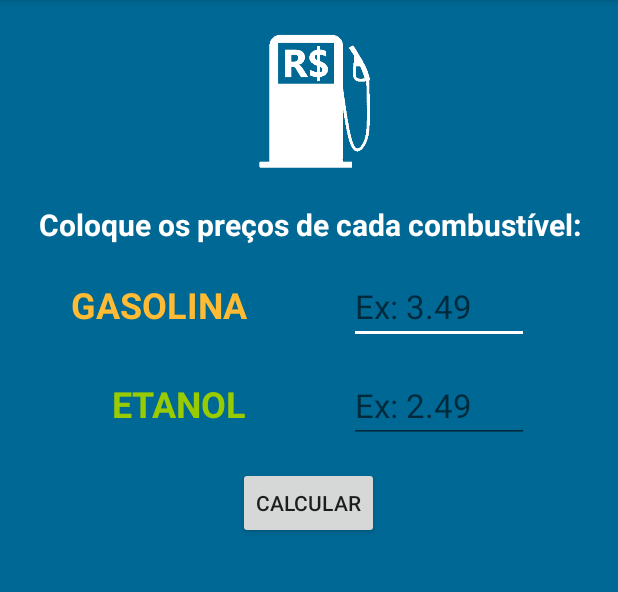
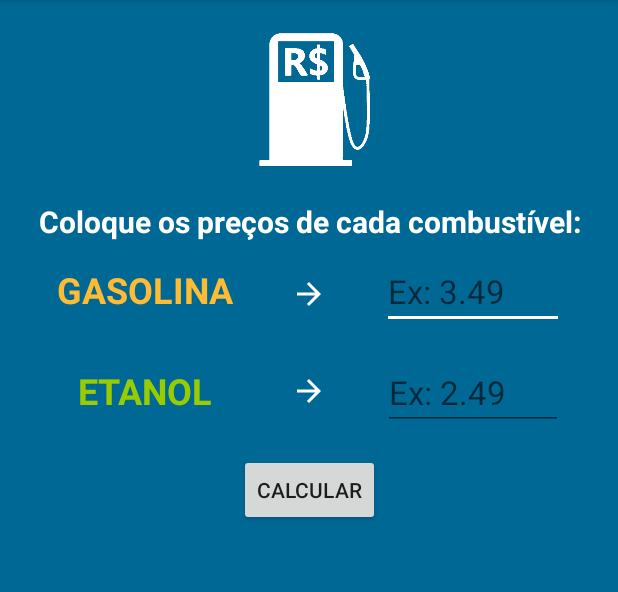
Before and after one commit to marccdb/Eta_ou_Gas, an Android app: the screen it shows after launch (MainActivity), on a phone screen of 412 x 824 dp, the part 84-676 px from its top. Run offline under Robolectric (Android 15) with nearby library versions, the phone set to English and light mode, and no system bars.

Commit message:
removido scrollview, adicionado flechas

```diff
--- /dev/null
+++ b/app/src/main/res/drawable/arrow_white.xml
@@ -0,0 +1,5 @@
+<vector android:height="24dp" android:tint="#FFFFFF"
+    android:viewportHeight="24.0" android:viewportWidth="24.0"
+    android:width="24dp" xmlns:android="http://schemas.android.com/apk/res/android">
+    <path android:fillColor="#FF000000" android:pathData="M12,4l-1.41,1.41L16.17,11H4v2h12.17l-5.58,5.59L12,20l8,-8z"/>
+</vector>
--- a/app/src/main/res/layout/activity_main.xml
+++ b/app/src/main/res/layout/activity_main.xml
@@ -1,28 +1,24 @@
 <?xml version="1.0" encoding="utf-8"?>
 
-<ScrollView xmlns:android="http://schemas.android.com/apk/res/android"
+<android.support.constraint.ConstraintLayout xmlns:android="http://schemas.android.com/apk/res/android"
     xmlns:app="http://schemas.android.com/apk/res-auto"
     xmlns:tools="http://schemas.android.com/tools"
-    android:id="@+id/scrollView2"
+    android:id="@+id/ConstraintLayout"
     android:layout_width="match_parent"
     android:layout_height="match_parent"
     android:background="@color/azul_background"
-    android:fillViewport="true"
     tools:context=".MainActivity">
 
-    <android.support.constraint.ConstraintLayout
-        android:layout_width="match_parent"
-        android:layout_height="wrap_content">
 
     <TextView
         android:id="@+id/textView"
         android:layout_width="wrap_content"
         android:layout_height="wrap_content"
-            android:layout_marginStart="16dp"
-            android:layout_marginLeft="16dp"
+        android:layout_marginStart="8dp"
+        android:layout_marginLeft="8dp"
         android:layout_marginTop="8dp"
-            android:layout_marginEnd="16dp"
-            android:layout_marginRight="16dp"
+        android:layout_marginEnd="8dp"
+        android:layout_marginRight="8dp"
         android:gravity="center"
         android:text="Coloque os preços de cada combustível:"
         android:textColor="@android:color/white"
@@ -38,12 +34,14 @@
         android:layout_height="wrap_content"
         android:layout_marginStart="8dp"
         android:layout_marginLeft="8dp"
+        android:layout_marginEnd="8dp"
+        android:layout_marginRight="8dp"
         android:text="GASOLINA"
         android:textColor="@android:color/holo_orange_light"
         android:textSize="24sp"
         android:textStyle="bold"
         app:layout_constraintBaseline_toBaselineOf="@+id/editGasolina"
-            app:layout_constraintEnd_toStartOf="@+id/guideline"
+        app:layout_constraintEnd_toStartOf="@+id/imageView"
         app:layout_constraintStart_toStartOf="parent" />
 
     <TextView
@@ -59,8 +57,7 @@
         android:textSize="24sp"
         android:textStyle="bold"
         app:layout_constraintBaseline_toBaselineOf="@+id/editEtanol"
-            app:layout_constraintEnd_toStartOf="@+id/guideline"
-            app:layout_constraintHorizontal_bias="0.676"
+        app:layout_constraintEnd_toStartOf="@+id/imageView2"
         app:layout_constraintStart_toStartOf="parent" />
 
     <Button
@@ -75,49 +72,55 @@
         android:onClick="calcularResultado"
         android:text="CALCULAR"
         app:layout_constraintEnd_toEndOf="parent"
-            app:layout_constraintHorizontal_bias="0.498"
         app:layout_constraintStart_toStartOf="parent"
         app:layout_constraintTop_toBottomOf="@+id/editEtanol" />
 
     <EditText
         android:id="@+id/editGasolina"
-            android:layout_width="120dp"
+        android:layout_width="121dp"
         android:layout_height="wrap_content"
-            android:layout_marginTop="16dp"
-            android:layout_marginEnd="32dp"
-            android:layout_marginRight="32dp"
+        android:layout_marginStart="8dp"
+        android:layout_marginLeft="8dp"
+        android:layout_marginTop="8dp"
+        android:layout_marginEnd="8dp"
+        android:layout_marginRight="8dp"
         android:ems="10"
         android:hint="Ex: 3.49"
         android:inputType="numberDecimal"
         android:textColor="@android:color/white"
         android:textSize="22sp"
         app:layout_constraintEnd_toEndOf="parent"
-            app:layout_constraintStart_toStartOf="@+id/guideline"
+        app:layout_constraintStart_toEndOf="@+id/imageView"
         app:layout_constraintTop_toBottomOf="@+id/textView" />
 
     <EditText
         android:id="@+id/editEtanol"
         android:layout_width="120dp"
         android:layout_height="wrap_content"
-            android:layout_marginTop="82dp"
-            android:layout_marginEnd="32dp"
-            android:layout_marginRight="32dp"
+        android:layout_marginStart="8dp"
+        android:layout_marginLeft="8dp"
+        android:layout_marginTop="75dp"
+        android:layout_marginEnd="8dp"
+        android:layout_marginRight="8dp"
         android:ems="10"
         android:hint="Ex: 2.49"
         android:inputType="numberDecimal"
         android:textColor="@android:color/white"
         android:textSize="22sp"
         app:layout_constraintEnd_toEndOf="parent"
-            app:layout_constraintStart_toStartOf="@+id/guideline"
+        app:layout_constraintStart_toEndOf="@+id/imageView2"
         app:layout_constraintTop_toBottomOf="@+id/textView" />
 
     <TextView
         android:id="@+id/textResultado"
-            android:layout_width="0dp"
+        android:layout_width="395dp"
         android:layout_height="wrap_content"
-            android:layout_margin="20dp"
         android:layout_marginStart="8dp"
+        android:layout_marginLeft="8dp"
+        android:layout_marginTop="16dp"
         android:layout_marginEnd="8dp"
+        android:layout_marginRight="8dp"
+        android:layout_marginBottom="8dp"
         android:contentDescription="Texto resultado"
         android:gravity="center"
         android:textAllCaps="false"
@@ -129,19 +132,12 @@
         app:layout_constraintHorizontal_bias="0.0"
         app:layout_constraintStart_toStartOf="parent"
         app:layout_constraintTop_toBottomOf="@+id/botaoResultado"
-            app:layout_constraintVertical_bias="0.0" />
-
-        <android.support.constraint.Guideline
-            android:id="@+id/guideline"
-            android:layout_width="wrap_content"
-            android:layout_height="wrap_content"
-            android:orientation="vertical"
-            app:layout_constraintGuide_begin="205dp" />
+        app:layout_constraintVertical_bias="0.015" />
 
     <ImageView
         android:id="@+id/pump"
         android:layout_width="120dp"
-            android:layout_height="120dp"
+        android:layout_height="118dp"
         android:layout_marginStart="8dp"
         android:layout_marginLeft="8dp"
         android:layout_marginTop="8dp"
@@ -152,6 +148,36 @@
         app:layout_constraintTop_toTopOf="parent"
         app:srcCompat="@drawable/pump6" />
 
+    <ImageView
+        android:id="@+id/imageView"
+        android:layout_width="wrap_content"
+        android:layout_height="wrap_content"
+        android:layout_marginStart="8dp"
+        android:layout_marginLeft="8dp"
+        android:layout_marginTop="8dp"
+        android:layout_marginEnd="8dp"
+        android:layout_marginRight="8dp"
+        android:layout_marginBottom="80dp"
+        app:layout_constraintBottom_toTopOf="@+id/botaoResultado"
+        app:layout_constraintEnd_toEndOf="parent"
+        app:layout_constraintStart_toStartOf="parent"
+        app:layout_constraintTop_toBottomOf="@+id/textView"
+        app:srcCompat="@drawable/arrow_white" />
+
+    <ImageView
+        android:id="@+id/imageView2"
+        android:layout_width="wrap_content"
+        android:layout_height="wrap_content"
+        android:layout_marginStart="8dp"
+        android:layout_marginLeft="8dp"
+        android:layout_marginTop="65dp"
+        android:layout_marginEnd="8dp"
+        android:layout_marginRight="8dp"
+        android:layout_marginBottom="8dp"
+        app:layout_constraintBottom_toTopOf="@+id/botaoResultado"
+        app:layout_constraintEnd_toEndOf="parent"
+        app:layout_constraintStart_toStartOf="parent"
+        app:layout_constraintTop_toBottomOf="@+id/textView"
+        app:srcCompat="@drawable/arrow_white" />
+
 </android.support.constraint.ConstraintLayout>
-
-</ScrollView>
```
Lines whose indentation alone changed are shown as unchanged.
